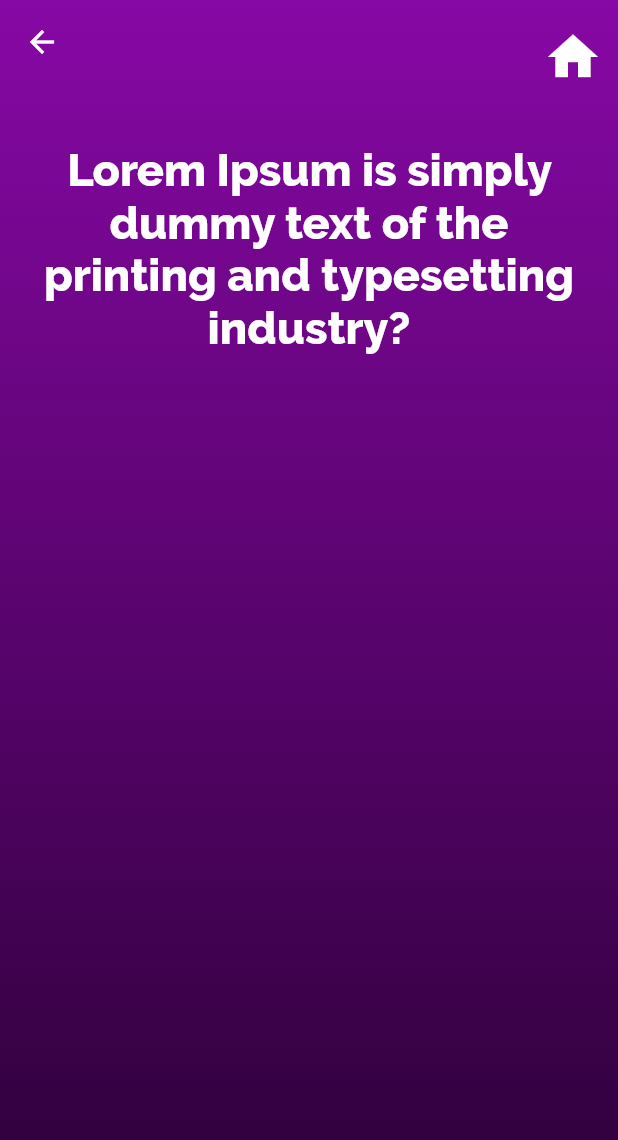
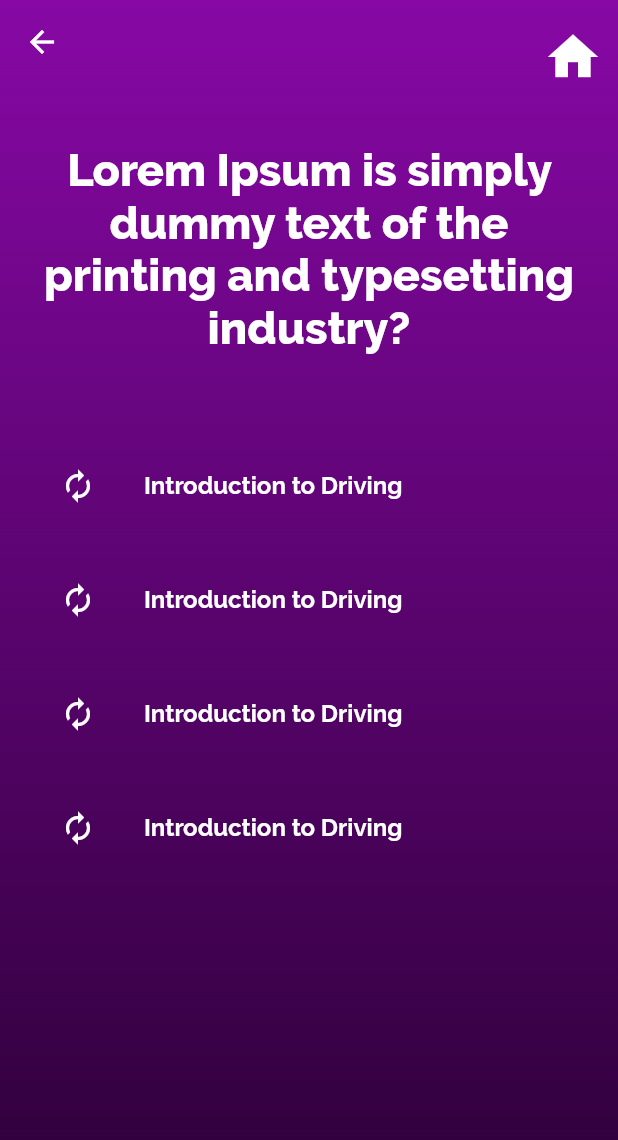
Before and after one commit to Janilso/jogo-contabil, a Flutter app: the PerguntasView screen opened by its route, on a phone screen of 412 x 824 dp. Shown: the top 1140 px of the screen. Run offline on Flutter 3.47's test engine with Material 2 defaults, Android fonts, the light colour scheme and no system bars.

Commit message:
Adicionado ListView em perguntas

```diff
--- /dev/null
+++ b/lib/components/perguntas-view/alternativa-component.dart
@@ -0,0 +1,44 @@
+import 'package:flutter/material.dart';
+
+class Alternativa extends StatelessWidget {
+  @override
+  Widget build(BuildContext context) {
+    // return Card(
+    //   shape: RoundedRectangleBorder(borderRadius: BorderRadius.circular(100)),
+    //   color: Colors.transparent,
+    //   child: InkWell(
+    //     onTap: () {
+    //       print("tapped");
+    //     },
+    //     child: Container(
+    //       child: ListTile(
+    //         contentPadding:
+    //             EdgeInsets.symmetric(horizontal: 20.0, vertical: 10.0),
+    //         leading: Container(
+    //           padding: EdgeInsets.only(right: 12.0),
+    //           child: Icon(Icons.autorenew, color: Colors.white),
+    //         ),
+    //         title: Text(
+    //           "Introduction to Driving",
+    //           style:
+    //               TextStyle(color: Colors.white, fontWeight: FontWeight.bold),
+    //         ),
+    //       ),
+    //     ),
+    //   ),
+    // );
+    return Container(
+      child: ListTile(
+        contentPadding: EdgeInsets.symmetric(horizontal: 20.0, vertical: 10.0),
+        leading: Container(
+          padding: EdgeInsets.only(right: 12.0),
+          child: Icon(Icons.autorenew, color: Colors.white),
+        ),
+        title: Text(
+          "Introduction to Driving",
+          style: TextStyle(color: Colors.white, fontWeight: FontWeight.bold),
+        ),
+      ),
+    );
+  }
+}
--- a/lib/main.dart
+++ b/lib/main.dart
@@ -13,6 +13,11 @@ class MyApp extends StatelessWidget {
         textTheme: TextTheme(
           body1: TextStyle(
             color: Color(0xffFF0066),
+          ),
+          title: TextStyle(
+            color: Colors.white,
+            fontWeight: FontWeight.w800,
+            fontSize: 30,
           ),
         ),
         primarySwatch: Colors.blue,
--- /dev/null
+++ b/lib/models/alternativa-model.dart
@@ -0,0 +1,6 @@
+class AlternativaModel {
+  String letra;
+  String texto;
+
+  AlternativaModel({this.letra, this.texto});
+}
--- /dev/null
+++ b/lib/models/jogador-model.dart
@@ -0,0 +1,6 @@
+class JogadorModel {
+  String nome;
+  int pontuacao;
+
+  JogadorModel({this.nome, this.pontuacao});
+}
--- a/lib/models/jogador.dart
+++ /dev/null
@@ -1,6 +0,0 @@
-class Jogador {
-  String nome;
-  int pontuacao;
-
-  Jogador({this.nome, this.pontuacao});
-}
--- a/lib/models/pergunta.dart
+++ b/lib/models/pergunta-model.dart
@@ -1,7 +1,9 @@
+import 'package:jogocontabil/models/alternativa-model.dart';
+
 class PerguntaModel {
   int id;
   String texto;
-  List alternativas;
+  List<AlternativaModel> alternativas;
   String respostaCorreta;
 
   PerguntaModel({this.id, this.alternativas, this.respostaCorreta, this.texto});
--- a/lib/pages/inicio.dart
+++ b/lib/pages/inicio.dart
@@ -1,7 +1,6 @@
 import 'package:flutter/cupertino.dart';
 import 'package:flutter/material.dart';
 import 'package:jogocontabil/components/button.dart';
-import 'package:jogocontabil/pages/pergutas-view.dart';
 
 class HomePage extends StatefulWidget {
   @override
--- a/lib/pages/pergutas-view.dart
+++ b/lib/pages/pergutas-view.dart
@@ -1,4 +1,5 @@
 import 'package:flutter/material.dart';
+import 'package:jogocontabil/components/perguntas-view/alternativa-component.dart';
 
 class PerguntasView extends StatefulWidget {
   @override
@@ -8,8 +9,14 @@ class PerguntasView extends StatefulWidget {
 class _PerguntasStateView extends State<PerguntasView> {
   String _pergunta =
       "Lorem Ipsum is simply dummy text of the printing and typesetting industry?";
+  String a = "Lorem Ipsum is simply";
+  String b = "Lorem Ipsum is simply";
+  String c = "Lorem Ipsum is simply";
+  String d = "Lorem Ipsum is simply";
+
   @override
   Widget build(BuildContext context) {
+    // final makeListTile =
     return Container(
       decoration: BoxDecoration(
         gradient: LinearGradient(
@@ -43,12 +50,23 @@ class _PerguntasStateView extends State<PerguntasView> {
               children: <Widget>[
                 Text(
                   "$_pergunta",
-                  style: TextStyle(
-                    color: Colors.white,
-                    fontSize: 30,
-                    fontWeight: FontWeight.w800,
-                  ),
+                  style: Theme.of(context).textTheme.title,
                   textAlign: TextAlign.center,
+                ),
+                SizedBox(
+                  height: 50,
+                ),
+                ListView.builder(
+                  shrinkWrap: true,
+                  itemCount: 4,
+                  itemBuilder: (BuildContext context, int i) {
+                    return InkWell(
+                      onTap: () {
+                        print("$i");
+                      },
+                      child: Alternativa(),
+                    );
+                  },
                 ),
               ],
             ),
--- a/pubspec.yaml
+++ b/pubspec.yaml
@@ -23,6 +23,7 @@ dependencies:
   # The following adds the Cupertino Icons font to your application.
   # Use with the CupertinoIcons class for iOS style icons.
   cupertino_icons: ^0.1.2
+  custom_radio: ^0.1.2
 
 dev_dependencies:
   flutter_test:
```
Also changed, not shown: lib/controller/dados-controller.dart (added, +9 -0 lines), pubspec.lock.
